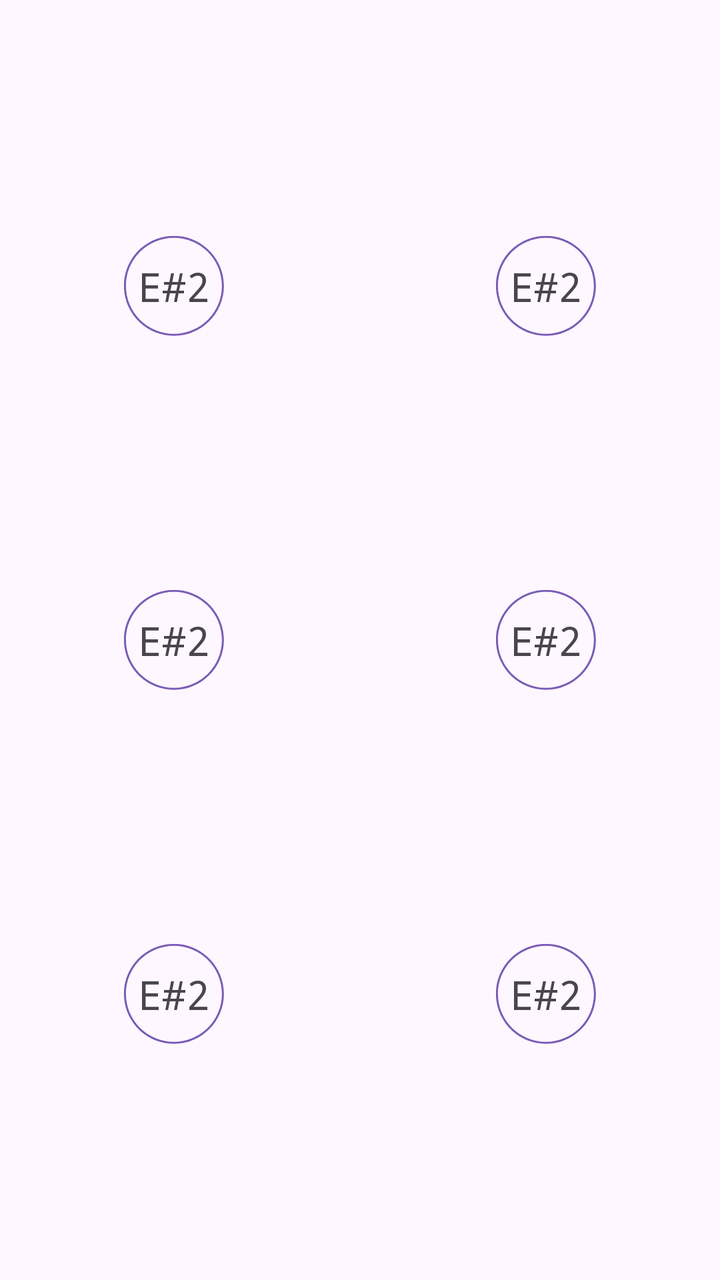
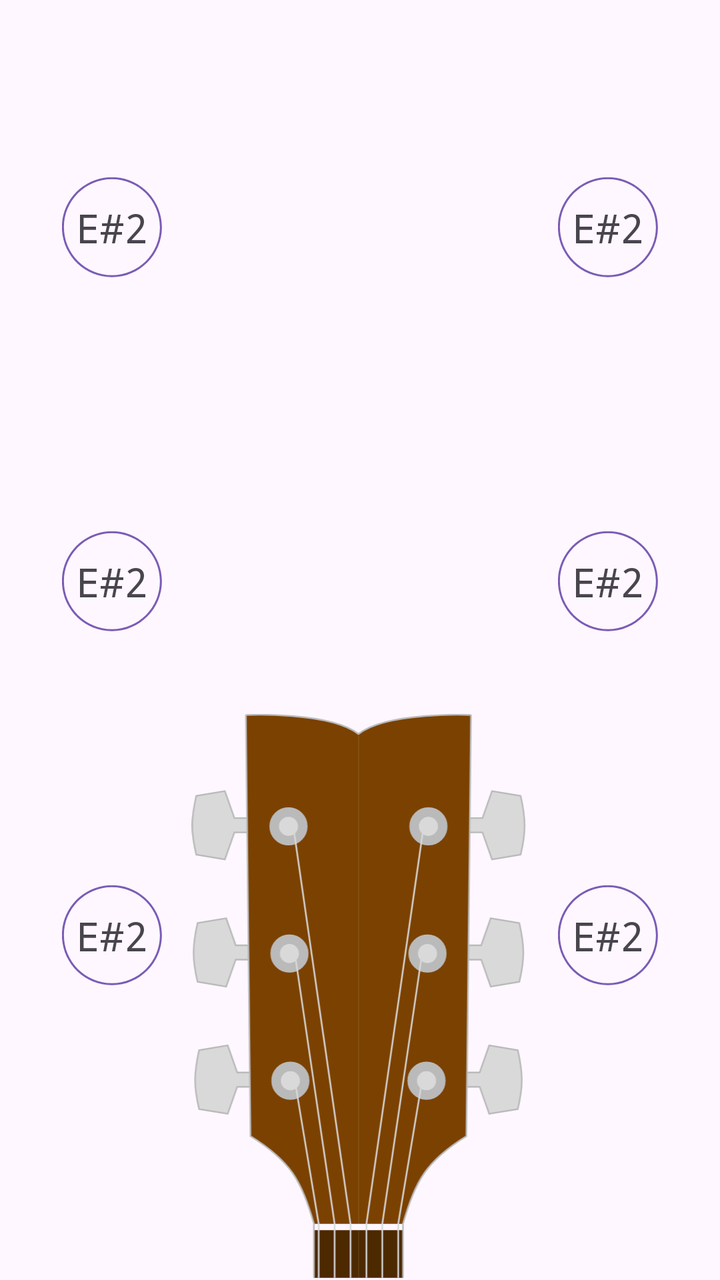

Two renders of the same Android screen: before a commit and after it. Below are the layout's source before the change and the commit's diff.
<!-- AndroidManifest.xml: application theme Theme.AuroraTuner -->
<!-- res/layout/guitar_fragment.xml -->
<?xml version="1.0" encoding="utf-8"?>
<androidx.constraintlayout.widget.ConstraintLayout xmlns:android="http://schemas.android.com/apk/res/android"
    xmlns:app="http://schemas.android.com/apk/res-auto"
    xmlns:tools="http://schemas.android.com/tools"
    android:layout_width="match_parent"
    android:layout_height="300dp">

    <ImageView
        android:id="@+id/string1"
        android:layout_width="wrap_content"
        android:layout_height="wrap_content"
        app:layout_constraintBottom_toBottomOf="parent"
        app:layout_constraintEnd_toEndOf="parent"
        app:layout_constraintHorizontal_bias="0.2"
        app:layout_constraintStart_toStartOf="parent"
        app:layout_constraintTop_toTopOf="parent"
        app:layout_constraintVertical_bias="0.2"
        app:srcCompat="@drawable/note_circle" />

    <TextView
        android:id="@+id/note_text1"
        android:layout_width="wrap_content"
        android:layout_height="wrap_content"
        android:text="E#2"
        android:textSize="20sp"
        android:fontFamily="monospace"
        app:layout_constraintBottom_toBottomOf="@+id/string1"
        app:layout_constraintEnd_toEndOf="@+id/string1"
        app:layout_constraintStart_toStartOf="@+id/string1"
        app:layout_constraintTop_toTopOf="@+id/string1" />

    <ImageView
        android:id="@+id/string2"
        android:layout_width="wrap_content"
        android:layout_height="wrap_content"
        app:layout_constraintBottom_toBottomOf="parent"
        app:layout_constraintEnd_toEndOf="parent"
        app:layout_constraintHorizontal_bias="0.2"
        app:layout_constraintStart_toStartOf="parent"
        app:layout_constraintTop_toTopOf="parent"
        app:layout_constraintVertical_bias="0.5"
        app:srcCompat="@drawable/note_circle" />

    <TextView
        android:id="@+id/note_text2"
        android:layout_width="wrap_content"
        android:layout_height="wrap_content"
        android:text="E#2"
        android:textSize="20sp"
        android:fontFamily="monospace"
        app:layout_constraintBottom_toBottomOf="@+id/string2"
        app:layout_constraintEnd_toEndOf="@+id/string2"
        app:layout_constraintStart_toStartOf="@+id/string2"
        app:layout_constraintTop_toTopOf="@+id/string2" />

    <ImageView
        android:id="@+id/string3"
        android:layout_width="wrap_content"
        android:layout_height="wrap_content"
        app:layout_constraintBottom_toBottomOf="parent"
        app:layout_constraintEnd_toEndOf="parent"
        app:layout_constraintHorizontal_bias="0.2"
        app:layout_constraintStart_toStartOf="parent"
        app:layout_constraintTop_toTopOf="parent"
        app:layout_constraintVertical_bias="0.8"
        app:srcCompat="@drawable/note_circle" />

    <TextView
        android:id="@+id/note_text3"
        android:layout_width="wrap_content"
        android:layout_height="wrap_content"
        android:text="E#2"
        android:textSize="20sp"
        android:fontFamily="monospace"
        app:layout_constraintBottom_toBottomOf="@+id/string3"
        app:layout_constraintEnd_toEndOf="@+id/string3"
        app:layout_constraintStart_toStartOf="@+id/string3"
        app:layout_constraintTop_toTopOf="@+id/string3" />

    <ImageView
        android:id="@+id/string4"
        android:layout_width="wrap_content"
        android:layout_height="wrap_content"
        app:layout_constraintBottom_toBottomOf="parent"
        app:layout_constraintEnd_toEndOf="parent"
        app:layout_constraintHorizontal_bias="0.8"
        app:layout_constraintStart_toStartOf="parent"
        app:layout_constraintTop_toTopOf="parent"
        app:layout_constraintVertical_bias="0.2"
        app:srcCompat="@drawable/note_circle" />

    <TextView
        android:id="@+id/note_text4"
        android:layout_width="wrap_content"
        android:layout_height="wrap_content"
        android:text="E#2"
        android:textSize="20sp"
        android:fontFamily="monospace"
        app:layout_constraintBottom_toBottomOf="@+id/string4"
        app:layout_constraintEnd_toEndOf="@+id/string4"
        app:layout_constraintStart_toStartOf="@+id/string4"
        app:layout_constraintTop_toTopOf="@+id/string4" />

    <ImageView
        android:id="@+id/string5"
        android:layout_width="wrap_content"
        android:layout_height="wrap_content"
        app:layout_constraintBottom_toBottomOf="parent"
        app:layout_constraintEnd_toEndOf="parent"
        app:layout_constraintHorizontal_bias="0.8"
        app:layout_constraintStart_toStartOf="parent"
        app:layout_constraintTop_toTopOf="parent"
        app:layout_constraintVertical_bias="0.5"
        app:srcCompat="@drawable/note_circle" />

    <TextView
        android:id="@+id/note_text5"
        android:layout_width="wrap_content"
        android:layout_height="wrap_content"
        android:text="E#2"
        android:textSize="20sp"
        android:fontFamily="monospace"
        app:layout_constraintBottom_toBottomOf="@+id/string5"
        app:layout_constraintEnd_toEndOf="@+id/string5"
        app:layout_constraintStart_toStartOf="@+id/string5"
        app:layout_constraintTop_toTopOf="@+id/string5" />

    <ImageView
        android:id="@+id/string6"
        android:layout_width="wrap_content"
        android:layout_height="wrap_content"
        app:layout_constraintBottom_toBottomOf="parent"
        app:layout_constraintEnd_toEndOf="parent"
        app:layout_constraintHorizontal_bias="0.8"
        app:layout_constraintStart_toStartOf="parent"
        app:layout_constraintTop_toTopOf="parent"
        app:layout_constraintVertical_bias="0.8"
        app:srcCompat="@drawable/note_circle" />

    <TextView
        android:id="@+id/note_text6"
        android:layout_width="wrap_content"
        android:layout_height="wrap_content"
        android:text="E#2"
        android:textSize="20sp"
        android:fontFamily="monospace"
        app:layout_constraintBottom_toBottomOf="@+id/string6"
        app:layout_constraintEnd_toEndOf="@+id/string6"
        app:layout_constraintStart_toStartOf="@+id/string6"
        app:layout_constraintTop_toTopOf="@+id/string6" />

</androidx.constraintlayout.widget.ConstraintLayout>
<!-- resources referenced by this layout -->
<resources>
  <!-- drawable note_circle (drawable) -->
  <vector xmlns:android="http://schemas.android.com/apk/res/android"
      android:width="50dp"
      android:height="50dp"
      android:viewportWidth="100"
      android:viewportHeight="100">
      <path
          android:name="circle"
          android:pathData="m49.92 1.88c26.51 0 48 21.49 48 48c0 26.51 -21.49 48 -48 48c-26.51 0 -48 -21.49 -48 -48c0 -26.51 21.49 -48 48 -48zm0 -2c-27.61 0 -50 22.39 -50 50c0 27.61 22.39 50 50 50c27.61 0 50 -22.39 50 -50c0 -27.61 -22.39 -50 -50 -50z"
          android:fillColor="@color/colorAccent" />
  </vector>
  <style name="Theme.AuroraTuner" parent="Base.Theme.AuroraTuner" />
  <color name="colorAccent">#7B5BB5</color>
  <style name="Base.Theme.AuroraTuner" parent="Theme.Material3.DayNight.NoActionBar">
          
          
          <item name="android:navigationBarColor">@color/white</item>
          <item name="colorPrimaryDark">@color/white</item>
      </style>
  <color name="white">#FFFFFFFF</color>
</resources>

<!-- the commit's change to res/layout/guitar_fragment.xml (unified diff, before → after) -->
@@ -11,10 +11,10 @@
         android:layout_height="wrap_content"
         app:layout_constraintBottom_toBottomOf="parent"
         app:layout_constraintEnd_toEndOf="parent"
-        app:layout_constraintHorizontal_bias="0.2"
+        app:layout_constraintHorizontal_bias="0.1"
         app:layout_constraintStart_toStartOf="parent"
         app:layout_constraintTop_toTopOf="parent"
-        app:layout_constraintVertical_bias="0.2"
+        app:layout_constraintVertical_bias="0.15"
         app:srcCompat="@drawable/note_circle" />
 
     <TextView
@@ -35,10 +35,10 @@
         android:layout_height="wrap_content"
         app:layout_constraintBottom_toBottomOf="parent"
         app:layout_constraintEnd_toEndOf="parent"
-        app:layout_constraintHorizontal_bias="0.2"
+        app:layout_constraintHorizontal_bias="0.1"
         app:layout_constraintStart_toStartOf="parent"
         app:layout_constraintTop_toTopOf="parent"
-        app:layout_constraintVertical_bias="0.5"
+        app:layout_constraintVertical_bias="0.45"
         app:srcCompat="@drawable/note_circle" />
 
     <TextView
@@ -59,10 +59,10 @@
         android:layout_height="wrap_content"
         app:layout_constraintBottom_toBottomOf="parent"
         app:layout_constraintEnd_toEndOf="parent"
-        app:layout_constraintHorizontal_bias="0.2"
+        app:layout_constraintHorizontal_bias="0.1"
         app:layout_constraintStart_toStartOf="parent"
         app:layout_constraintTop_toTopOf="parent"
-        app:layout_constraintVertical_bias="0.8"
+        app:layout_constraintVertical_bias="0.75"
         app:srcCompat="@drawable/note_circle" />
 
     <TextView
@@ -83,10 +83,10 @@
         android:layout_height="wrap_content"
         app:layout_constraintBottom_toBottomOf="parent"
         app:layout_constraintEnd_toEndOf="parent"
-        app:layout_constraintHorizontal_bias="0.8"
+        app:layout_constraintHorizontal_bias="0.9"
         app:layout_constraintStart_toStartOf="parent"
         app:layout_constraintTop_toTopOf="parent"
-        app:layout_constraintVertical_bias="0.2"
+        app:layout_constraintVertical_bias="0.15"
         app:srcCompat="@drawable/note_circle" />
 
     <TextView
@@ -107,10 +107,10 @@
         android:layout_height="wrap_content"
         app:layout_constraintBottom_toBottomOf="parent"
         app:layout_constraintEnd_toEndOf="parent"
-        app:layout_constraintHorizontal_bias="0.8"
+        app:layout_constraintHorizontal_bias="0.9"
         app:layout_constraintStart_toStartOf="parent"
         app:layout_constraintTop_toTopOf="parent"
-        app:layout_constraintVertical_bias="0.5"
+        app:layout_constraintVertical_bias="0.45"
         app:srcCompat="@drawable/note_circle" />
 
     <TextView
@@ -131,10 +131,10 @@
         android:layout_height="wrap_content"
         app:layout_constraintBottom_toBottomOf="parent"
         app:layout_constraintEnd_toEndOf="parent"
-        app:layout_constraintHorizontal_bias="0.8"
+        app:layout_constraintHorizontal_bias="0.9"
         app:layout_constraintStart_toStartOf="parent"
         app:layout_constraintTop_toTopOf="parent"
-        app:layout_constraintVertical_bias="0.8"
+        app:layout_constraintVertical_bias="0.75"
         app:srcCompat="@drawable/note_circle" />
 
     <TextView
@@ -149,4 +149,15 @@
         app:layout_constraintStart_toStartOf="@+id/string6"
         app:layout_constraintTop_toTopOf="@+id/string6" />
 
+    <ImageView
+        android:id="@+id/imageView"
+        android:layout_width="242dp"
+        android:layout_height="283dp"
+        app:layout_constraintBottom_toBottomOf="parent"
+        app:layout_constraintEnd_toEndOf="parent"
+        app:layout_constraintStart_toStartOf="parent"
+        app:layout_constraintTop_toTopOf="parent"
+        app:layout_constraintVertical_bias="1.0"
+        app:srcCompat="@drawable/headstock" />
+
 </androidx.constraintlayout.widget.ConstraintLayout>
<!-- resource entries referenced after the edit -->
@@ -1,5 +1,6 @@
 <!-- resources referenced by this layout -->
 <resources>
+  <!-- drawable headstock: vector/xml drawable (drawable, 7494 chars, omitted) -->
   <!-- drawable note_circle (drawable) -->
   <vector xmlns:android="http://schemas.android.com/apk/res/android"
       android:width="50dp"
